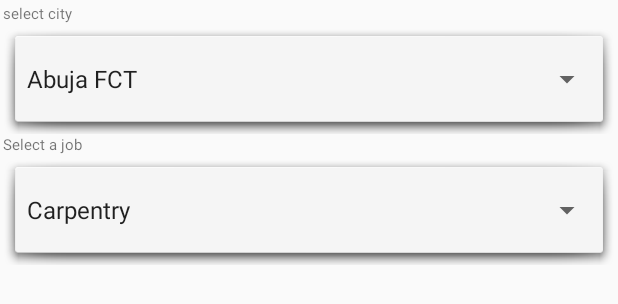
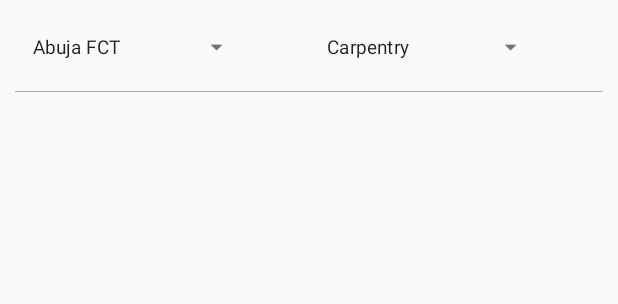
Before and after one commit to ETIXNg/portlight_client, an Android app: the layout fragment_list_of_artisans.xml on its own in the app's theme, with its tools: preview values and no code run, on a phone screen of 412 x 824 dp. Shown: the top 304 px of the screen. Run offline under Robolectric (Android 15) with nearby library versions, the phone set to English and light mode, and no system bars.

```diff
--- a/app/src/main/java/MainActivityTabs/ListOfArtisansFragment.java
+++ b/app/src/main/java/MainActivityTabs/ListOfArtisansFragment.java
@@ -163,7 +163,7 @@ public class ListOfArtisansFragment extends Fragment {
                                     artisans_list_data.add(artisan);//add to data set
                                     artisans_adapter.notifyItemInserted(artisans_list_data.size());//notify the adapter
                                 }
-
+                                page++;
                                 artisans_adapter.setLoaded();//set loaded
 
 
--- a/app/src/main/java/adapters/ListOfArtisansPager/mList_of_Artisans_Adapter.java
+++ b/app/src/main/java/adapters/ListOfArtisansPager/mList_of_Artisans_Adapter.java
@@ -15,6 +15,7 @@ import androidx.recyclerview.widget.LinearLayoutManager;
 import androidx.recyclerview.widget.RecyclerView;
 
 import com.bumptech.glide.Glide;
+import com.iarcuschin.simpleratingbar.SimpleRatingBar;
 import com.samaritan.portchlyt_services.R;
 
 import java.util.List;
@@ -140,7 +141,7 @@ public class mList_of_Artisans_Adapter extends RecyclerView.Adapter<mList_of_Art
         public ImageView img_profile;
         public TextView txt_artisan_name;
         public TextView txt_skills;
-        public RatingBar ratingBar;
+        public SimpleRatingBar ratingBar;
         public TextView txt_num_jobs;
 
 
@@ -149,7 +150,7 @@ public class mList_of_Artisans_Adapter extends RecyclerView.Adapter<mList_of_Art
             img_profile = (ImageView) v.findViewById(R.id.img_profile);
             txt_artisan_name = (TextView) v.findViewById(R.id.txt_artisan_name);
             txt_skills = (TextView) v.findViewById(R.id.txt_skills);
-            ratingBar = (RatingBar) v.findViewById(R.id.ratingBar);
+            ratingBar = (SimpleRatingBar) v.findViewById(R.id.ratingBar);
             txt_num_jobs = (TextView) v.findViewById(R.id.txt_num_jobs);
 
         }
--- a/app/src/main/res/layout/fragment_list_of_artisans.xml
+++ b/app/src/main/res/layout/fragment_list_of_artisans.xml
@@ -4,45 +4,66 @@
     android:layout_width="match_parent"
     android:layout_height="match_parent"
     android:orientation="vertical"
-    android:padding="2dp"
+    android:padding="10dp"
     tools:context="MainActivityTabs.ListOfArtisansFragment">
 
+    <LinearLayout
+        android:layout_width="match_parent"
+        android:layout_height="wrap_content"
+        android:weightSum="1">
 
-    <TextView
-        android:textSize="10dp"
-        android:text="@string/select_city"
-        android:layout_width="match_parent"
-        android:layout_height="wrap_content" />
         <LinearLayout
+            android:layout_width="0dp"
+            android:layout_height="wrap_content"
+            android:layout_weight="0.5"
+            android:orientation="vertical"
+            android:padding="5dp">
 
-        android:background="@android:drawable/dialog_holo_light_frame"
-        android:orientation="vertical"
-        android:layout_width="match_parent"
-        android:layout_height="wrap_content">
+
             <Spinner
+                android:theme="@style/ThemeOverlay.AppCompat.Light"
+                android:spinnerMode="dialog"
+                android:transformPivotX="0dp"
+                android:transformPivotY="0dp"
+                android:gravity="left"
+                android:scaleY="0.8"
+                android:scaleX="0.8"
                 android:id="@+id/spinner_city"
                 android:layout_width="match_parent"
-            android:layout_height="57dp"
+                android:layout_height="40dp"
                 android:entries="@array/cities" />
         </LinearLayout>
 
-    <TextView
-        android:textSize="10dp"
-        android:text="@string/select_a_job"
-        android:layout_width="match_parent"
-        android:layout_height="wrap_content" />
 
         <LinearLayout
-        android:background="@android:drawable/dialog_holo_light_frame"
+            android:layout_width="0dp"
+            android:layout_height="wrap_content"
+            android:layout_weight="0.5"
             android:orientation="vertical"
-        android:layout_width="match_parent"
-        android:layout_height="wrap_content">
+            android:padding="5dp">
+
             <Spinner
+                android:theme="@style/ThemeOverlay.AppCompat.Light"
+                android:spinnerMode="dialog"
+                android:transformPivotX="0dp"
+                android:transformPivotY="0dp"
+                android:scaleY="0.8"
+                android:scaleX="0.8"
                 android:id="@+id/spinner_skill"
                 android:layout_width="match_parent"
-            android:layout_height="57dp"
+                android:layout_height="40dp"
                 android:entries="@array/job_categories" />
         </LinearLayout>
+
+
+    </LinearLayout>
+
+    <View
+        android:layout_width="match_parent"
+        android:layout_height="0.3dp"
+        android:background="#000"
+        android:alpha="0.3"/>
+
 
     <androidx.recyclerview.widget.RecyclerView
         android:id="@+id/recyclerView"
```
Also changed, not shown: app/src/main/res/layout/artisan_profile_item.xml (+33 -22 lines). Lines whose indentation alone changed are shown as unchanged.
